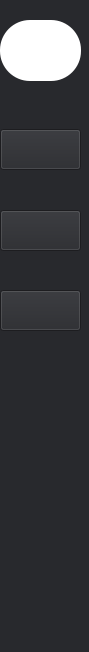
Old version of the form chat_Client/leftw.ui in the repository OY-YH/ATAW-Chat.
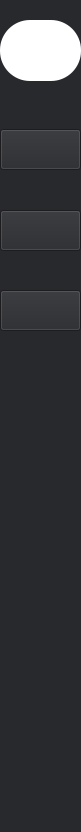
New version of the form. Icons and pictures are not drawn. Custom widgets are drawn as their Qt base class.

```diff
--- a/chat_Client/leftw.ui
+++ b/chat_Client/leftw.ui
@@ -6,14 +6,14 @@
    <rect>
     <x>0</x>
     <y>0</y>
-    <width>89</width>
-    <height>652</height>
+    <width>81</width>
+    <height>832</height>
    </rect>
   </property>
   <property name="minimumSize">
    <size>
     <width>81</width>
-    <height>651</height>
+    <height>832</height>
    </size>
   </property>
   <property name="windowTitle">
@@ -140,6 +140,13 @@
    </layout>
   </widget>
  </widget>
+ <customwidgets>
+  <customwidget>
+   <class>MyButton</class>
+   <extends>QPushButton</extends>
+   <header>mybutton.h</header>
+  </customwidget>
+ </customwidgets>
  <resources/>
  <connections/>
 </ui>
```
Left out of the diff: 6 changed lines with no effect on the pictures.
